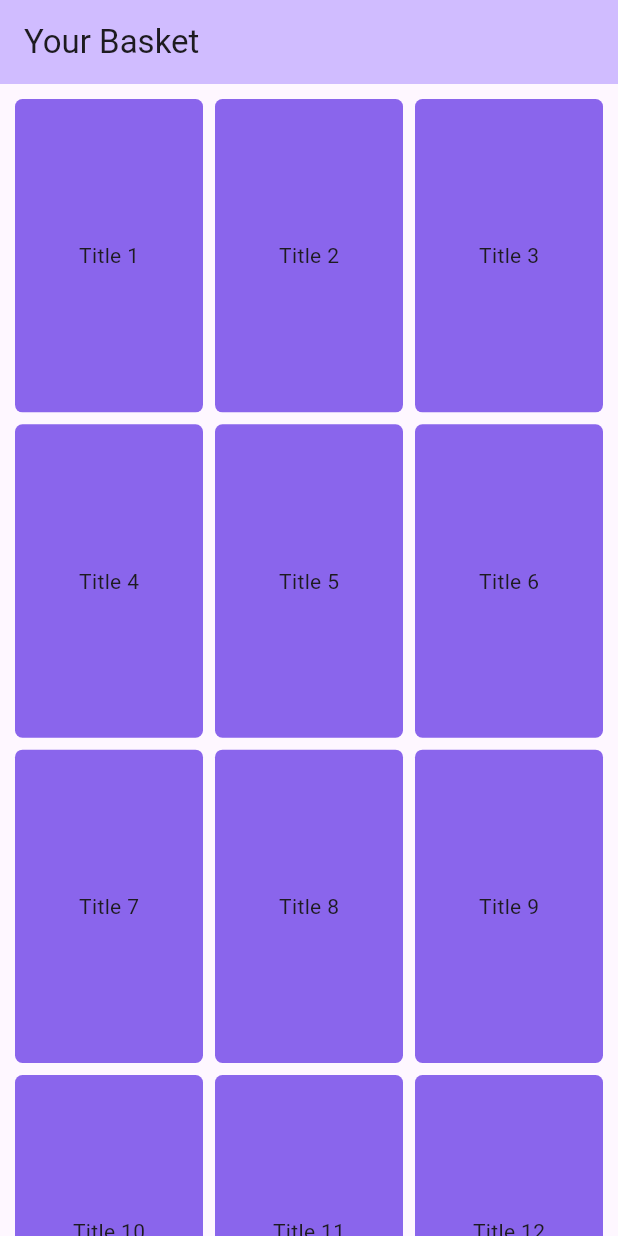
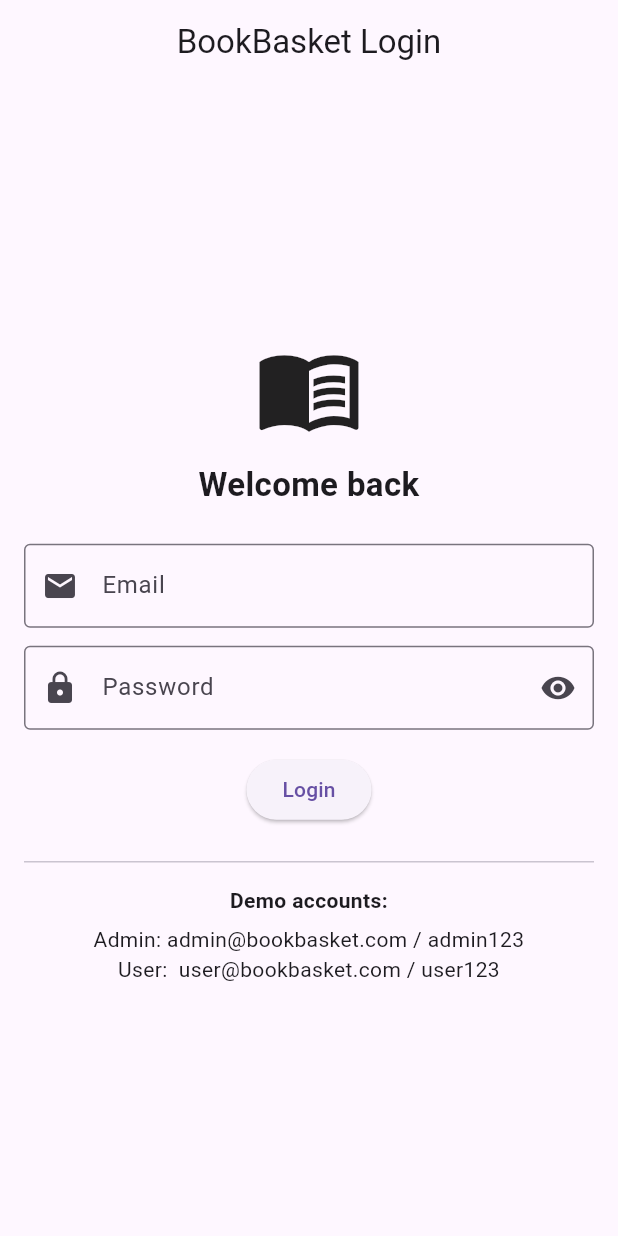
Before and after one commit to Dior15/BookBasket, a Flutter app: the screen it shows after launch, on a phone screen of 412 x 824 dp. Run offline on Flutter 3.47's test engine with Material 3 defaults, Android fonts, the phone set to English and light mode, and no system bars; our stand-ins replace shared_preferences.

Commit message:
Add login page

```diff
--- /dev/null
+++ b/lib/auth_service.dart
@@ -0,0 +1,65 @@
+import 'package:shared_preferences/shared_preferences.dart';
+
+class AuthService {
+  static const _kLoggedIn = 'logged_in';
+  static const _kEmail = 'email';
+  static const _kIsAdmin = 'is_admin';
+
+  // Demo credentials
+  static const String adminEmail = 'admin@bookbasket.com';
+  static const String adminPassword = 'admin123';
+
+  static const String userEmail = 'user@bookbasket.com';
+  static const String userPassword = 'user123';
+
+  static Future<bool> isLoggedIn() async {
+    final prefs = await SharedPreferences.getInstance();
+    return prefs.getBool(_kLoggedIn) ?? false;
+  }
+
+  static Future<bool> isAdmin() async {
+    final prefs = await SharedPreferences.getInstance();
+    return prefs.getBool(_kIsAdmin) ?? false;
+  }
+
+  static Future<String?> getEmail() async {
+    final prefs = await SharedPreferences.getInstance();
+    return prefs.getString(_kEmail);
+  }
+
+  /// Returns true if login succeeded.
+  /// - Admin login: admin@bookbasket.com / admin123
+  /// - User login:  user@bookbasket.com / user123
+  static Future<bool> login(String email, String password) async {
+    final e = email.trim().toLowerCase();
+    final p = password.trim();
+
+    bool ok = false;
+    bool admin = false;
+
+    if (e == adminEmail && p == adminPassword) {
+      ok = true;
+      admin = true;
+    } else if (e == userEmail && p == userPassword) {
+      ok = true;
+      admin = false;
+    } else {
+      ok = false;
+    }
+
+    if (!ok) return false;
+
+    final prefs = await SharedPreferences.getInstance();
+    await prefs.setBool(_kLoggedIn, true);
+    await prefs.setString(_kEmail, e);
+    await prefs.setBool(_kIsAdmin, admin);
+    return true;
+  }
+
+  static Future<void> logout() async {
+    final prefs = await SharedPreferences.getInstance();
+    await prefs.remove(_kLoggedIn);
+    await prefs.remove(_kEmail);
+    await prefs.remove(_kIsAdmin);
+  }
+}
--- /dev/null
+++ b/lib/login_page.dart
@@ -0,0 +1,186 @@
+import 'package:flutter/material.dart';
+
+import 'auth_service.dart';
+import 'basket.dart';
+import 'admin.dart';
+
+class LoginPage extends StatefulWidget {
+  const LoginPage({super.key});
+
+  @override
+  State<LoginPage> createState() => _LoginPageState();
+}
+
+class _LoginPageState extends State<LoginPage> {
+  final _formKey = GlobalKey<FormState>();
+  final _emailCtrl = TextEditingController();
+  final _passwordCtrl = TextEditingController();
+
+  bool _hidePassword = true;
+  bool _loading = false;
+  String? _errorText;
+
+  @override
+  void dispose() {
+    _emailCtrl.dispose();
+    _passwordCtrl.dispose();
+    super.dispose();
+  }
+
+  Future<void> _handleLogin() async {
+    setState(() {
+      _errorText = null;
+    });
+
+    if (!_formKey.currentState!.validate()) return;
+
+    setState(() {
+      _loading = true;
+    });
+
+    final success = await AuthService.login(
+      _emailCtrl.text,
+      _passwordCtrl.text,
+    );
+
+    setState(() {
+      _loading = false;
+    });
+
+    if (!success) {
+      setState(() {
+        _errorText = 'Wrong email or password (demo accounts only).';
+      });
+      return;
+    }
+
+    final admin = await AuthService.isAdmin();
+
+    if (!mounted) return;
+
+    Navigator.pushReplacement(
+      context,
+      MaterialPageRoute(
+        builder: (_) => admin ? const AdminPage() : const Basket(),
+      ),
+    );
+  }
+
+  @override
+  Widget build(BuildContext context) {
+    return Scaffold(
+      appBar: AppBar(
+        title: const Text('BookBasket Login'),
+        centerTitle: true,
+      ),
+      body: Center(
+        child: SingleChildScrollView(
+          padding: const EdgeInsets.all(16),
+          child: ConstrainedBox(
+            constraints: const BoxConstraints(maxWidth: 420),
+            child: Column(
+              crossAxisAlignment: CrossAxisAlignment.stretch,
+              children: [
+                const Icon(Icons.menu_book, size: 72),
+                const SizedBox(height: 12),
+                const Text(
+                  'Welcome back',
+                  textAlign: TextAlign.center,
+                  style: TextStyle(fontSize: 22, fontWeight: FontWeight.w700),
+                ),
+                const SizedBox(height: 24),
+
+                if (_errorText != null) ...[
+                  Text(
+                    _errorText!,
+                    style: const TextStyle(color: Colors.red),
+                    textAlign: TextAlign.center,
+                  ),
+                  const SizedBox(height: 12),
+                ],
+
+                Form(
+                  key: _formKey,
+                  child: Column(
+                    children: [
+                      TextFormField(
+                        controller: _emailCtrl,
+                        keyboardType: TextInputType.emailAddress,
+                        decoration: const InputDecoration(
+                          labelText: 'Email',
+                          prefixIcon: Icon(Icons.email),
+                          border: OutlineInputBorder(),
+                        ),
+                        validator: (v) {
+                          final value = (v ?? '').trim();
+                          if (value.isEmpty) return 'Email is required';
+                          if (!value.contains('@')) return 'Enter a valid email';
+                          return null;
+                        },
+                      ),
+                      const SizedBox(height: 12),
+                      TextFormField(
+                        controller: _passwordCtrl,
+                        obscureText: _hidePassword,
+                        decoration: InputDecoration(
+                          labelText: 'Password',
+                          prefixIcon: const Icon(Icons.lock),
+                          border: const OutlineInputBorder(),
+                          suffixIcon: IconButton(
+                            onPressed: () {
+                              setState(() => _hidePassword = !_hidePassword);
+                            },
+                            icon: Icon(
+                              _hidePassword
+                                  ? Icons.visibility
+                                  : Icons.visibility_off,
+                            ),
+                          ),
+                        ),
+                        validator: (v) {
+                          final value = (v ?? '').trim();
+                          if (value.isEmpty) return 'Password is required';
+                          if (value.length < 4) return 'Password is too short';
+                          return null;
+                        },
+                      ),
+                      const SizedBox(height: 16),
+
+                      ElevatedButton(
+                        onPressed: _loading ? null : _handleLogin,
+                        child: _loading
+                            ? const SizedBox(
+                          height: 18,
+                          width: 18,
+                          child: CircularProgressIndicator(strokeWidth: 2),
+                        )
+                            : const Text('Login'),
+                      ),
+
+                      const SizedBox(height: 16),
+                      const Divider(),
+                      const SizedBox(height: 8),
+
+                      // Demo credentials helper
+                      const Text(
+                        'Demo accounts:',
+                        style: TextStyle(fontWeight: FontWeight.w600),
+                        textAlign: TextAlign.center,
+                      ),
+                      const SizedBox(height: 6),
+                      Text(
+                        'Admin: ${AuthService.adminEmail} / ${AuthService.adminPassword}\n'
+                            'User:  ${AuthService.userEmail} / ${AuthService.userPassword}',
+                        textAlign: TextAlign.center,
+                      ),
+                    ],
+                  ),
+                ),
+              ],
+            ),
+          ),
+        ),
+      ),
+    );
+  }
+}
--- a/lib/main.dart
+++ b/lib/main.dart
@@ -9,7 +9,8 @@ import 'catalog.dart';
 import 'basket.dart';
 import 'admin.dart';
 import 'search.dart';
-
+import 'login_page.dart';
+import 'auth_service.dart';
 
 void main() {
   runApp(
@@ -54,7 +55,7 @@ class MyApp extends StatelessWidget {
       theme: lightTheme,
       darkTheme: darkTheme,
       themeMode: themeMode,
-      home: const MyHomePage(title: 'Flutter Demo Home Page'),
+      home: const AuthGate(),
     );
   }
 }
@@ -75,3 +76,45 @@ class _MyHomePageState extends State<MyHomePage> {
     return const Basket();
   }
 }
+
+class AuthGate extends StatefulWidget {
+  const AuthGate({super.key});
+
+  @override
+  State<AuthGate> createState() => _AuthGateState();
+}
+
+class _AuthGateState extends State<AuthGate> {
+  bool _loading = true;
+  bool _loggedIn = false;
+  bool _admin = false;
+
+  @override
+  void initState() {
+    super.initState();
+    _load();
+  }
+
+  Future<void> _load() async {
+    final loggedIn = await AuthService.isLoggedIn();
+    final admin = loggedIn ? await AuthService.isAdmin() : false;
+
+    setState(() {
+      _loggedIn = loggedIn;
+      _admin = admin;
+      _loading = false;
+    });
+  }
+
+  @override
+  Widget build(BuildContext context) {
+    if (_loading) {
+      return const Scaffold(
+        body: Center(child: CircularProgressIndicator()),
+      );
+    }
+
+    if (!_loggedIn) return const LoginPage();
+    return _admin ? const AdminPage() : const Basket();
+  }
+}
```
